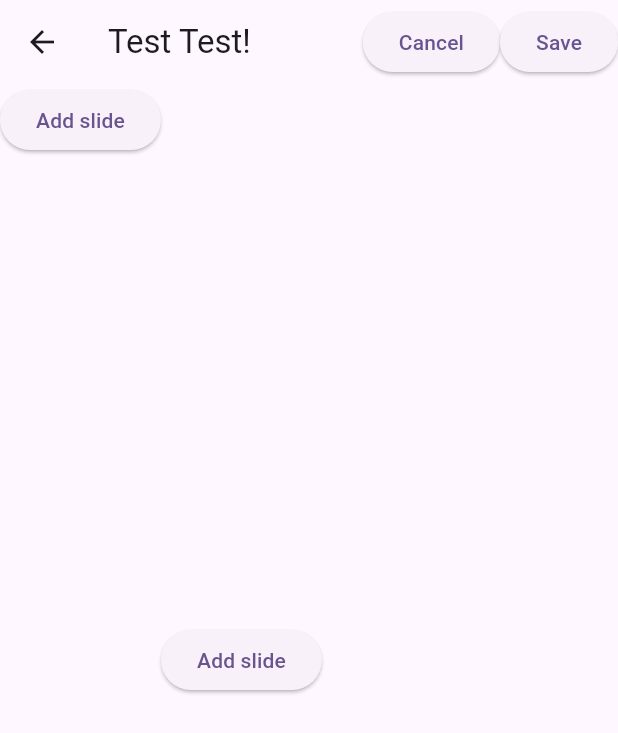
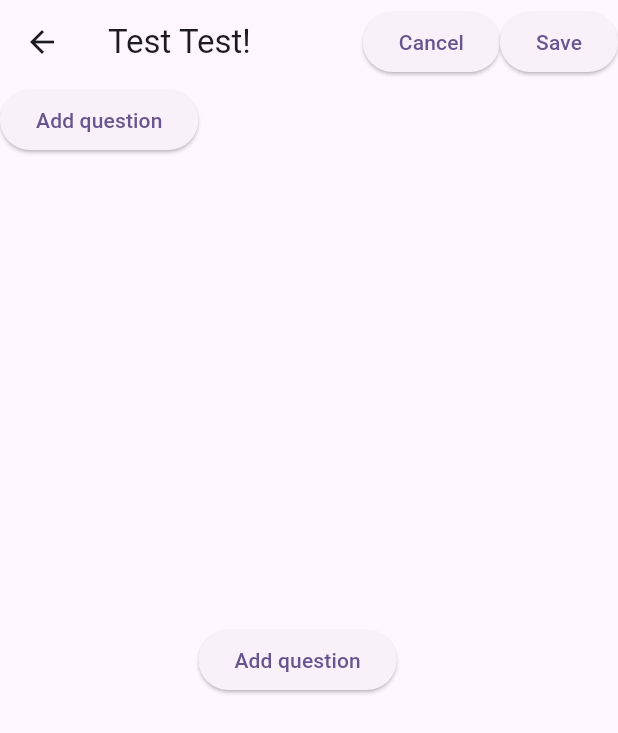
Before and after one commit to GABETROLL/HootHub, a Flutter app: the MakeTest screen opened directly, on a phone screen of 412 x 824 dp. Shown: the top 733 px of the screen. Run offline on Flutter 3.47's test engine with Material 3 defaults, Android fonts, the phone set to English and light mode, and no system bars; our stand-ins replace cloud_firestore, firebase_auth, firebase_core; accounts and stored records are empty.

Commit message:
Change text

```diff
--- a/hoothub/lib/screens/make_test/make_test.dart
+++ b/hoothub/lib/screens/make_test/make_test.dart
@@ -15,7 +15,7 @@ class AddSlideButton extends StatelessWidget {
   Widget build(BuildContext context) => Center(
     child: ElevatedButton(
       onPressed: onPressed ?? (() { }),
-      child: const Text('Add slide'),
+      child: const Text('Add question'),
     ),
   );
 }
```
